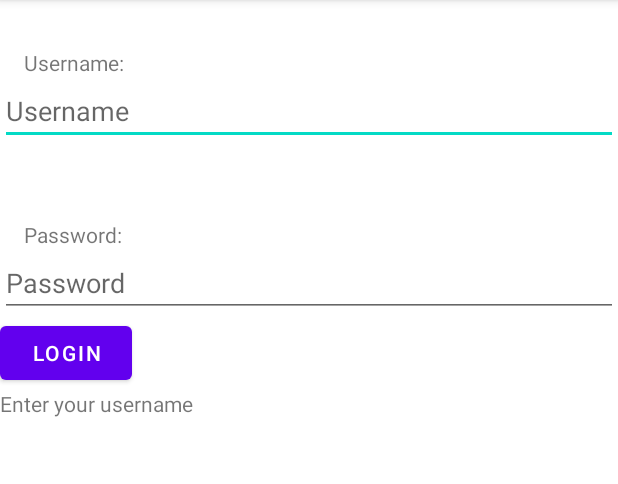
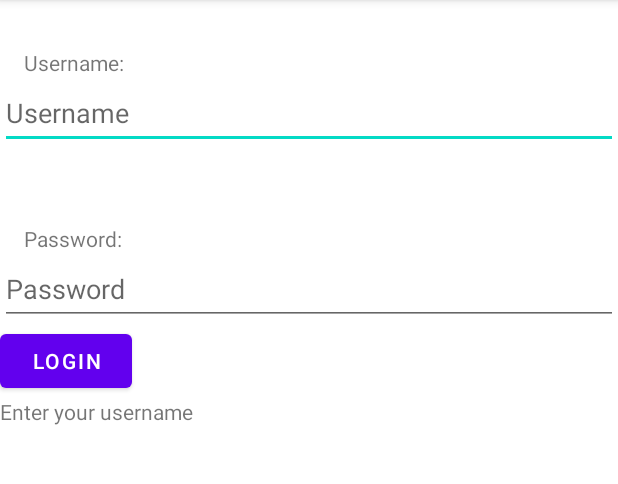
Before and after one commit to MAD11877/mad22-practical-6---storage-PompPomp, an Android app: the screen it shows after launch (LoginPage), after a tap on "LOGIN", on a phone screen of 412 x 824 dp, the part 84-568 px from its top. Run offline under Robolectric (Android 15) with nearby library versions, the phone set to English and light mode, and no system bars; our stand-ins replace Firebase (no records; nobody signed in at launch, a user with empty details on screens opened directly).

```diff
--- a/app/src/main/java/sg/edu/np/practical3/LoginPage.java
+++ b/app/src/main/java/sg/edu/np/practical3/LoginPage.java
@@ -9,6 +9,7 @@ import android.text.TextUtils;
 import android.util.Log;
 import android.view.View;
 import android.widget.Button;
+import android.widget.EditText;
 import android.widget.TextView;
 
 import com.google.firebase.auth.FirebaseAuthException;
@@ -26,9 +27,9 @@ public class LoginPage extends AppCompatActivity {
     protected void onCreate(Bundle savedInstanceState) {
         super.onCreate(savedInstanceState);
         setContentView(R.layout.loginpage);
-        databaseReference = FirebaseDatabase.getInstance().getReference("Users").child("mad");
-        TextView username = findViewById(R.id.usernameField);
-        TextView password = findViewById(R.id.passField);
+        databaseReference = FirebaseDatabase.getInstance("https://mad-practical5-default-rtdb.asia-southeast1.firebasedatabase.app/").getReference("Users").child("mad");
+        EditText username = findViewById(R.id.usernameField);
+        EditText password = findViewById(R.id.passField);
 
         Button login = findViewById(R.id.loginButton);
 
@@ -36,6 +37,11 @@ public class LoginPage extends AppCompatActivity {
             @SuppressLint("SetTextI18n")
             @Override
             public void onClick(View view) {
+                String nameInput = username.getText().toString();
+                Log.d("username", nameInput);
+                String passInput = password.getText().toString();
+                Log.d("password", passInput);
+
                 TextView errorBox = findViewById(R.id.errorMsg);
                 if(TextUtils.isEmpty(username.getText().toString())){
                     errorBox.setText("Enter your username");
@@ -47,20 +53,17 @@ public class LoginPage extends AppCompatActivity {
                 }
                 if(password.length() < 3){
                     errorBox.setText("Password must be > 3 characters");
+                    return;
                 }
-                Log.d("Test", "Pass");
                 // Read from the database
                 databaseReference.addValueEventListener(new ValueEventListener() {
                     @Override
                     public void onDataChange(DataSnapshot dataSnapshot) {
                         // This method is called once with the initial value and again
                         // whenever data at this location is updated.
-                        for(DataSnapshot keyNode : dataSnapshot.getChildren()){
-                            Log.d("keyValue", keyNode.getValue().toString());
-                            if(username.getText().toString().equals(keyNode.getValue())){
-                                Intent peoplePage = new Intent(LoginPage.this, ListActivity.class);
-                                startActivity(peoplePage);
-                            }
+                        if(dataSnapshot.child("username").getValue() == nameInput && dataSnapshot.child("password").getValue() == passInput){
+                            Intent peoplePage = new Intent(LoginPage.this, ListActivity.class);
+                            startActivity(peoplePage);
                         }
                     }
 
--- a/app/src/main/res/layout/loginpage.xml
+++ b/app/src/main/res/layout/loginpage.xml
@@ -11,6 +11,7 @@
         android:layout_height="wrap_content"
         android:hint="Username"
         android:inputType="text"
+        android:minHeight="48dp"
         app:layout_constraintStart_toStartOf="parent"
         app:layout_constraintTop_toBottomOf="@+id/usernameInput" />
 
@@ -20,6 +21,7 @@
         android:layout_height="wrap_content"
         android:hint="Password"
         android:inputType="textPassword"
+        android:minHeight="48dp"
         app:layout_constraintStart_toStartOf="parent"
         app:layout_constraintTop_toBottomOf="@+id/passInput" />
 
```
